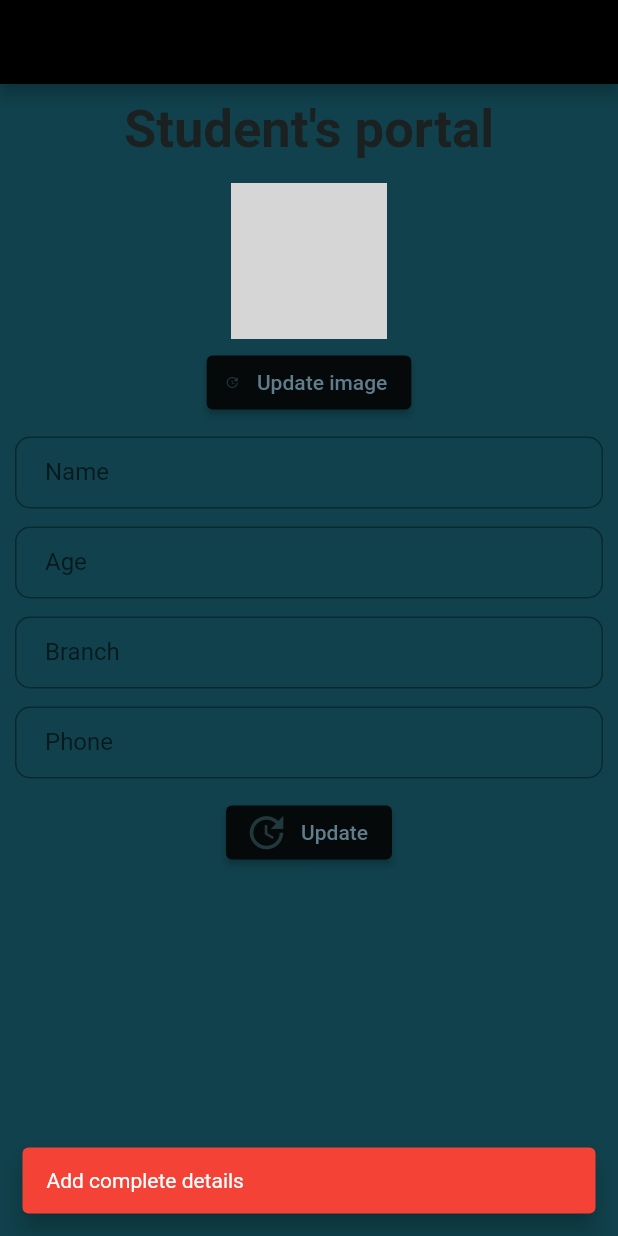
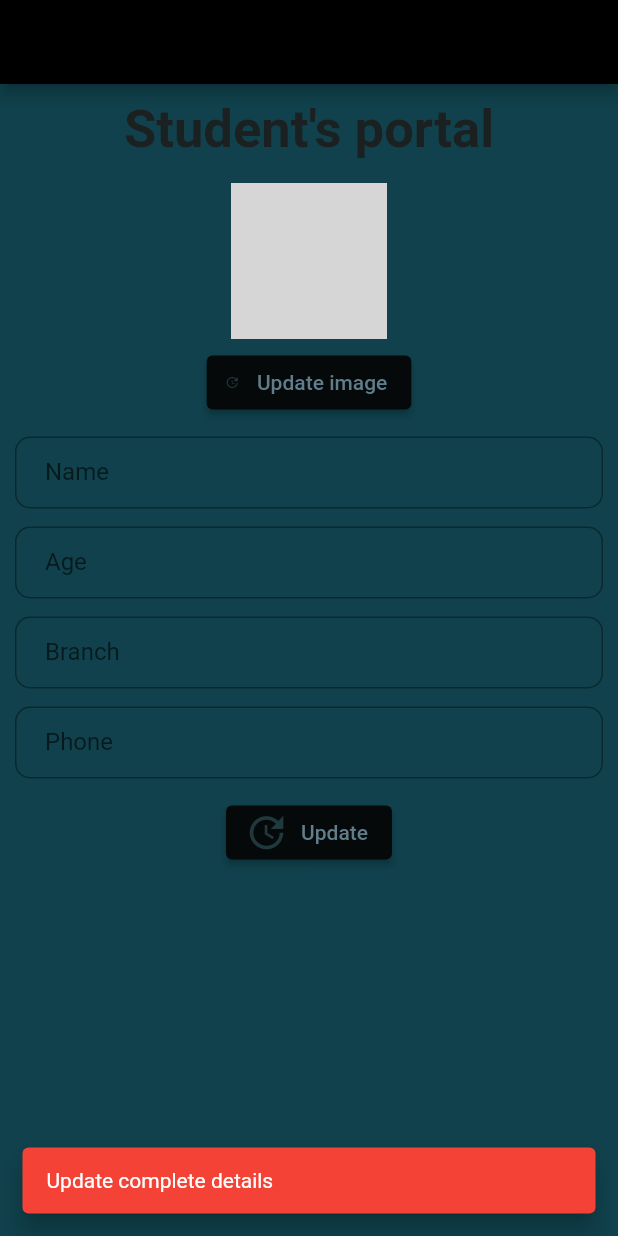
Before and after one commit to indrajithkbabu/students-manager, a Flutter app: the updateProfile screen opened directly with empty values, after a tap on "Update", on a phone screen of 412 x 824 dp. Run offline on Flutter 3.47's test engine with Material 2 defaults, Android fonts, the light colour scheme and no system bars; our stand-ins replace hive, hive_flutter, image_picker; accounts and stored records are empty; grey boxes are pictures that could not be loaded.

Commit message:
Updation done

```diff
--- a/lib/db/functions/db_functions.dart
+++ b/lib/db/functions/db_functions.dart
@@ -1,8 +1,10 @@
 
 
 import 'package:flutter/cupertino.dart';
+import 'package:flutter/material.dart';
 import 'package:hive_flutter/hive_flutter.dart';
 import 'package:studentsportal/db/model/datamodel.dart';
+import 'package:studentsportal/profile/listProfileData.dart';
 
 ValueNotifier<List<StudentModel>> studentListNotifier =ValueNotifier([]);
 
@@ -28,11 +30,23 @@ Future<void> deleteStudent(int index)async{
   final studentDB =await Hive.openBox<StudentModel>('student_db');
   final Key =studentDB.keys;
   final saved_key =Key.elementAt(index);
+
+
  await studentDB.delete(saved_key);
 
  getAllStudents();
 
+}
+Future<void>updateStudent(index,StudentModel data)async{
+
+final studentDB =await Hive.openBox<StudentModel>('student_db');
+//int idx =studentListNotifier.value.indexOf(data);
+final Key =studentDB.keys;
+final update_key =Key.elementAt(index);
 
 
 
+ await studentDB.put(update_key,data);
+ await getAllStudents();
+
 }
--- a/lib/profile/listProfileData.dart
+++ b/lib/profile/listProfileData.dart
@@ -81,9 +81,9 @@ class listProfileData extends StatelessWidget {
                              final data =studentList[index];
                           return ListTile(
                             title: Text(data.name),
-                            trailing: IconButton(onPressed: (){
+                            trailing: IconButton(onPressed: ()async{
 
-                              deleteStudent(index);
+                             await deleteStudent(index);
 
 
 
@@ -105,7 +105,7 @@ class listProfileData extends StatelessWidget {
                              // backgroundColor: Colors.black45,
                              backgroundImage: FileImage(File(data.img)),
                             ),
-                      //      title: Text(enteredDataList[index]),
+
                           );
                         },
                         separatorBuilder: (context, index) {
--- a/lib/profile/updateProfile.dart
+++ b/lib/profile/updateProfile.dart
@@ -14,16 +14,15 @@ import 'package:studentsportal/profile/listProfileData.dart';
 
 // ValueNotifier<dynamic> pickedImage =ValueNotifier(null);
 
+class updateProfile extends StatefulWidget {
+  StudentModel data;
 
-
-class updateProfile extends StatefulWidget {
-
-  StudentModel data;
+  int index;
   updateProfile({
     Key? key,
+    required this.index,
     required this.data,
   }) : super(key: key);
-
 
   @override
   State<updateProfile> createState() => _updateProfileState();
@@ -31,26 +30,23 @@ class updateProfile extends StatefulWidget {
 
 class _updateProfileState extends State<updateProfile> {
   final _nameController = TextEditingController();
-
   final _ageController = TextEditingController();
-
   final _branchController = TextEditingController();
-
   final _phoneController = TextEditingController();
-
   var pic;
   var photo;
-
-
 
   @override
   Widget build(BuildContext context) {
     final size = MediaQuery.of(context).size;
-   if(_nameController.text.isEmpty) {_nameController.text =widget.data.name;
-    _ageController.text =widget.data.age;
-    _branchController.text =widget.data.branch;
-    _phoneController.text= widget.data.phone;}
-    photo =widget.data.img;
+    if (_nameController.text.isEmpty) {
+      _nameController.text = widget.data.name;
+      _ageController.text = widget.data.age;
+      _branchController.text = widget.data.branch;
+      _phoneController.text = widget.data.phone;
+      photo = widget.data.img;
+    }
+
     return Scaffold(
       backgroundColor: Color.fromARGB(255, 16, 65, 76),
       resizeToAvoidBottomInset: false,
@@ -62,14 +58,14 @@ var photo;
         splashFactory: NoSplash.splashFactory,
         highlightColor: Colors.transparent,
         onTap: () {
-
           FocusManager.instance.primaryFocus!.unfocus();
         },
+
           child: Container(
             width: double.infinity,
             height: double.infinity,
             child: Padding(
-            padding:  EdgeInsets.only(top: 10,left: 10,right: 10),
+              padding: EdgeInsets.only(top: 10, left: 10, right: 10),
               child: Column(
                 //  mainAxisAlignment: MainAxisAlignment.center,
                 children: [
@@ -85,11 +81,12 @@ var photo;
                       radius: 52,
                       backgroundColor: Colors.transparent,
                       child: ClipOval(
-                      child: photo==null?  Image.asset('assets/defaultpic.jpg' ,fit: BoxFit.cover,height: 135,
-                        width: 135,) :Image.file(File(widget.data.img) , fit: BoxFit.cover,height: 135,
-                        width: 135,)
-                    )),
-
+                          child: Image.file(
+                        File(photo),
+                        fit: BoxFit.cover,
+                        height: 135,
+                        width: 135,
+                      ))),
                   SizedBox(height: 5),
                   ElevatedButton.icon(
                       style: ButtonStyle(
@@ -106,9 +103,9 @@ var photo;
                         style: TextStyle(color: Colors.blueGrey),
                       ),
                       onPressed: () async {
-                          pic =await getImage();
+                        pic = await getImage();
                         setState(() {
-                       photo=pic;
+                          photo = pic;
                         });
 
                         // pickedImage.value =pic;
@@ -116,16 +113,14 @@ var photo;
                   SizedBox(height: 12),
                   TextFormField(
                     controller: _nameController,
-
                     keyboardType: TextInputType.text,
                     autofocus: false,
-                  style:  TextStyle(
+                    style: TextStyle(
                         fontWeight: FontWeight.normal,
                         color: Color.fromARGB(255, 24, 31, 32)),
                     decoration: InputDecoration(
                       labelText: 'Name',
-                    contentPadding:
-                        EdgeInsets.fromLTRB(20.0, 10.0, 20.0, 10.0),
+                      contentPadding: EdgeInsets.fromLTRB(20.0, 10.0, 20.0, 10.0),
                       border: OutlineInputBorder(
                         borderRadius: BorderRadius.circular(10.0),
                       ),
@@ -141,8 +136,7 @@ var photo;
                         color: Color.fromARGB(255, 24, 31, 32)),
                     decoration: InputDecoration(
                       labelText: 'Age',
-                    contentPadding:
-                        EdgeInsets.fromLTRB(20.0, 10.0, 20.0, 10.0),
+                      contentPadding: EdgeInsets.fromLTRB(20.0, 10.0, 20.0, 10.0),
                       border: OutlineInputBorder(
                         borderRadius: BorderRadius.circular(10.0),
                       ),
@@ -153,13 +147,12 @@ var photo;
                     controller: _branchController,
                     keyboardType: TextInputType.text,
                     autofocus: false,
-                  style:  TextStyle(
+                    style: TextStyle(
                         fontWeight: FontWeight.normal,
                         color: Color.fromARGB(255, 24, 31, 32)),
                     decoration: InputDecoration(
                       labelText: 'Branch',
-                    contentPadding:
-                        EdgeInsets.fromLTRB(20.0, 10.0, 20.0, 10.0),
+                      contentPadding: EdgeInsets.fromLTRB(20.0, 10.0, 20.0, 10.0),
                       border: OutlineInputBorder(
                         borderRadius: BorderRadius.circular(10.0),
                       ),
@@ -175,8 +168,7 @@ var photo;
                         color: Color.fromARGB(255, 24, 31, 32)),
                     decoration: InputDecoration(
                       labelText: 'Phone',
-                    contentPadding:
-                        EdgeInsets.fromLTRB(20.0, 10.0, 20.0, 10.0),
+                      contentPadding: EdgeInsets.fromLTRB(20.0, 10.0, 20.0, 10.0),
                       border: OutlineInputBorder(
                         borderRadius: BorderRadius.circular(10.0),
                       ),
@@ -195,59 +187,62 @@ var photo;
                       ),
                       label: Text('Update',
                           style: TextStyle(color: Colors.blueGrey)),
-                    onPressed: () {
+                      onPressed: () async{
                         // enteredDataList.value.add(_nameController.text);
-                  onAddStudentButtonClicked(context);
+                        //  onAddStudentButtonClicked(context);
+                     // await  updateStudent(widget.data);
 
+                   await  onUpdateStudentButtonClicked(context);
 
                       }),
-
                 ],
               ),
             ),
+
         ),
       ),
     );
   }
 
-Future getImage()async{
-  XFile? _image =await ImagePicker().pickImage(source: ImageSource.gallery);
-return _image!.path ;
-
+  Future getImage() async {
+    XFile? _image = await ImagePicker().pickImage(source: ImageSource.gallery);
+    return _image!.path;
   }
 
-Future onAddStudentButtonClicked(ctx)async{
-final _name =_nameController.text.trim();
+  Future onUpdateStudentButtonClicked(ctx) async {
+    final _name = _nameController.text.trim();
     final _age = _ageController.text.trim();
     final _branch = _branchController.text.trim();
     final _phone = _phoneController.text.trim();
     //snackbar
-    if (_name.isEmpty || _age.isEmpty || _branch.isEmpty || _phone.isEmpty ) {
+    if (_name.isEmpty ||
+        _age.isEmpty ||
+        _branch.isEmpty ||
+        _phone.isEmpty
+        ) {
       ScaffoldMessenger.of(ctx).showSnackBar(SnackBar(
           behavior: SnackBarBehavior.floating,
           margin: EdgeInsets.all(15),
           backgroundColor: Colors.red,
-          content: Text('Add complete details')));
-    }else{
+          content: Text('Update complete details')));
+    }
+    else if(pic==null){
+       ScaffoldMessenger.of(ctx).showSnackBar(SnackBar(
+          behavior: SnackBarBehavior.floating,
+          margin: EdgeInsets.all(15),
+          backgroundColor: Colors.red,
+          content: Text('Update photo')));
 
-     final _student= StudentModel(name: _name, age: _age, branch: _branch, phone: _phone, img: pic);
-     Navigator.pushReplacement(
-                            ctx,
-                            MaterialPageRoute(
-                                builder: (context) => listProfileData()),
-                          );
- //   Navigator.of(context).pop();
+    } else {
+      final _student = StudentModel(
+          name: _name, age: _age, branch: _branch, phone: _phone, img: pic);
+      // Navigator.pushReplacement(
+      //   ctx,
+      //   MaterialPageRoute(builder: (context) => listProfileData()),
+      // );
 
-addStudent(_student);
-
-    }
-
-
-
-
+ Navigator.of(context).pop();
+      updateStudent(widget.index,_student);
     }
   }
-Future<void> updatedata()async{
-
-
 }
```
Also changed, not shown: lib/profile/showProfileData.dart (+25 -12 lines). Lines whose indentation alone changed are shown as unchanged.
